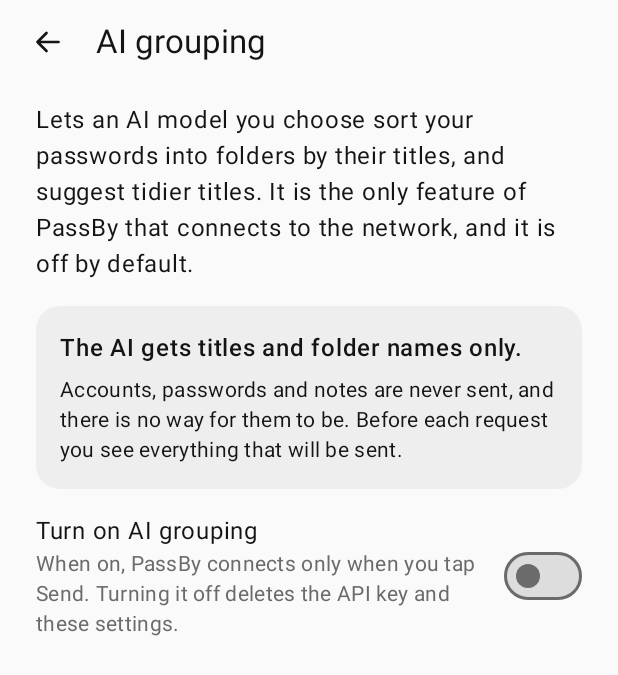
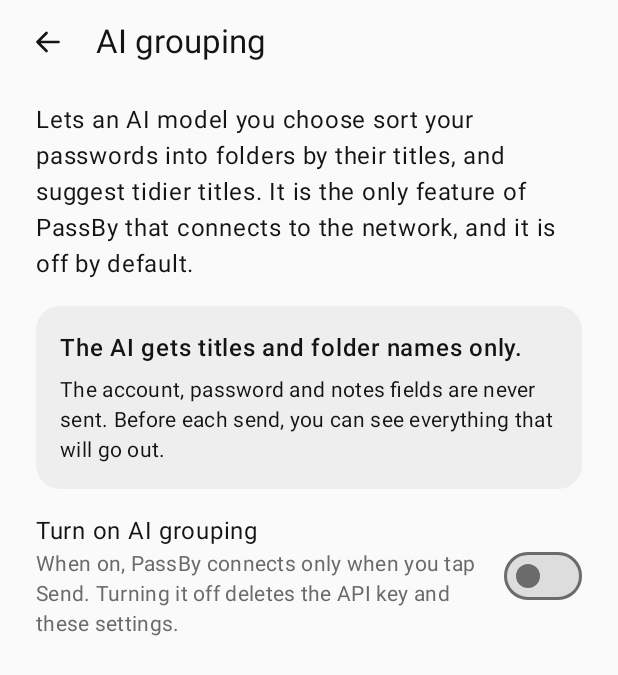
Before and after one commit to dozybot001/PassBy, an Android app built with Jetpack Compose: the composable AiScreen shown on its own in the app's theme, on a phone screen of 412 x 824 dp. Shown: the top 675 px of the screen. Run offline under Robolectric (Android 15) with nearby library versions, the phone set to English and light mode, and no system bars; pictures from the network do not load.

Commit message:
Say what is known about the default provider, and no more
The legal group withdrew the claim that DeepSeek's servers are in mainland
China: the API resolves to a content delivery network. The note now names
the company and points to its privacy policy. The line about what is never
sent no longer says it cannot be: a password typed into a title would go.

Co-Authored-By: Claude Fable 5.2 <noreply@anthropic.com>

```diff
--- a/android/app/src/main/res/values/strings.xml
+++ b/android/app/src/main/res/values/strings.xml
@@ -202,7 +202,7 @@
     <string name="ai_on">On. Connects to the network when used</string>
     <string name="ai_intro">Lets an AI model you choose sort your passwords into folders by their titles, and suggest tidier titles. It is the only feature of PassBy that connects to the network, and it is off by default.</string>
     <string name="ai_only_titles">The AI gets titles and folder names only.</string>
-    <string name="ai_never_sent">Accounts, passwords and notes are never sent, and there is no way for them to be. Before each request you see everything that will be sent.</string>
+    <string name="ai_never_sent">The account, password and notes fields are never sent. Before each send, you can see everything that will go out.</string>
     <string name="ai_switch">Turn on AI grouping</string>
     <string name="ai_switch_text">When on, PassBy connects only when you tap Send. Turning it off deletes the API key and these settings.</string>
     <string name="ai_provider">Model provider</string>
@@ -210,7 +210,7 @@
     <string name="ai_model">Model name</string>
     <string name="ai_endpoint_error">The endpoint has to start with https://.</string>
     <string name="ai_host_changes">The provider\'s address has changed. Saving deletes the API key you entered, and you will need to enter one again.</string>
-    <string name="ai_provider_note">The default is DeepSeek, whose servers are in mainland China. You can enter another provider with a compatible chat/completions endpoint; with a provider outside mainland China, your titles are sent abroad.</string>
+    <string name="ai_provider_note">The default is DeepSeek, a service of the Chinese company DeepSeek; how it handles and stores what you send is set out in its privacy policy. You can enter any other provider with a compatible chat/completions endpoint; with a provider outside mainland China, your titles are sent abroad.</string>
     <string name="ai_save_provider">Save</string>
     <string name="ai_use_deepseek">Use the DeepSeek defaults</string>
     <string name="ai_key">API key</string>
```
Also changed, not shown: 1 other file.
